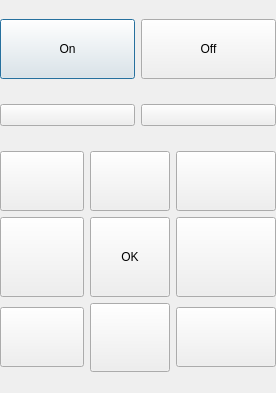
The window that remote.ui (simallaire/roku_gui_remote) describes before a commit, drawn with Qt 5.
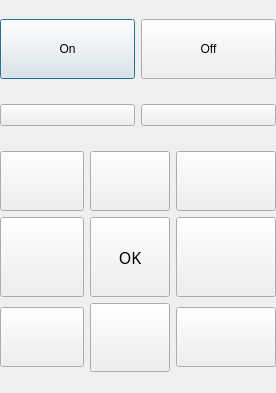
The same window after the commit. Icons and pictures are not drawn.

The edit to the form file:
```diff
--- a/remote.ui
+++ b/remote.ui
@@ -178,9 +178,24 @@
           <height>80</height>
          </size>
         </property>
+        <property name="font">
+         <font>
+          <family>Samyak Devanagari</family>
+          <pointsize>12</pointsize>
+         </font>
+        </property>
+        <property name="focusPolicy">
+         <enum>Qt::ClickFocus</enum>
+        </property>
         <property name="text">
          <string>OK</string>
         </property>
+        <property name="iconSize">
+         <size>
+          <width>32</width>
+          <height>32</height>
+         </size>
+        </property>
        </widget>
       </item>
       <item row="1" column="2">
```
Left out of the diff: 94 changed lines with no effect on the pictures.
